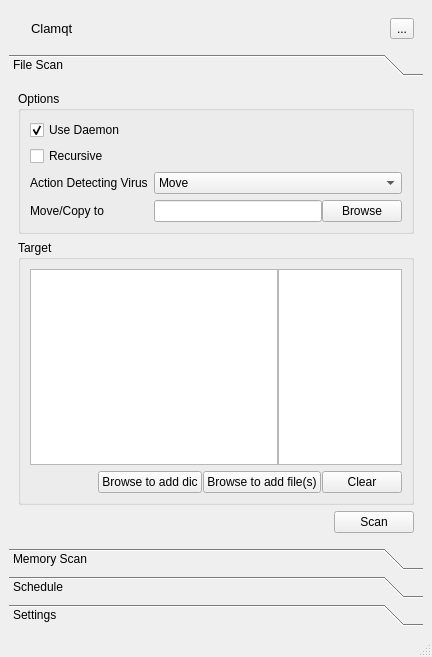
Mzzj114/clamqt, file mainwindow.ui: the form before one commit.
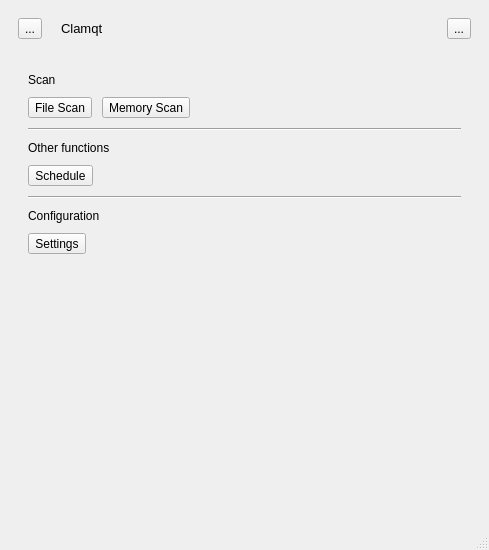
The form after the commit. Icons and pictures are not drawn. Custom widgets are drawn as their Qt base class.

What changed in the file:
```diff
--- a/mainwindow.ui
+++ b/mainwindow.ui
@@ -6,8 +6,8 @@
    <rect>
     <x>0</x>
     <y>0</y>
-    <width>432</width>
-    <height>657</height>
+    <width>489</width>
+    <height>550</height>
    </rect>
   </property>
   <property name="windowTitle">
@@ -22,6 +22,17 @@
     <item>
      <widget class="Header" name="headerWidget" native="true">
       <layout class="QHBoxLayout" name="horizontalLayout_5">
+       <item>
+        <widget class="QToolButton" name="back_btn">
+         <property name="text">
+          <string>...</string>
+         </property>
+         <property name="icon">
+          <iconset resource="resource.qrc">
+           <normaloff>:/resource/img/back.png</normaloff>:/resource/img/back.png</iconset>
+         </property>
+        </widget>
+       </item>
        <item>
         <widget class="QLabel" name="logo_label">
          <property name="sizePolicy">
@@ -91,25 +102,209 @@
      </widget>
     </item>
     <item>
-     <widget class="QToolBox" name="toolBox">
+     <widget class="QStackedWidget" name="stackedWidget">
       <property name="currentIndex">
        <number>0</number>
       </property>
-      <widget class="QWidget" name="fscan_page">
-       <property name="geometry">
-        <rect>
-         <x>0</x>
-         <y>0</y>
-         <width>414</width>
-         <height>427</height>
-        </rect>
-       </property>
-       <attribute name="icon">
-        <iconset theme="folder"/>
-       </attribute>
-       <attribute name="label">
-        <string>File Scan</string>
-       </attribute>
+      <widget class="QWidget" name="page_main">
+       <layout class="QVBoxLayout" name="verticalLayout_13">
+        <property name="spacing">
+         <number>10</number>
+        </property>
+        <property name="leftMargin">
+         <number>19</number>
+        </property>
+        <property name="topMargin">
+         <number>19</number>
+        </property>
+        <property name="rightMargin">
+         <number>19</number>
+        </property>
+        <property name="bottomMargin">
+         <number>19</number>
+        </property>
+        <item>
+         <widget class="QLabel" name="label_4">
+          <property name="text">
+           <string>Scan</string>
+          </property>
+         </widget>
+        </item>
+        <item>
+         <layout class="QHBoxLayout" name="horizontalLayout_11" stretch="0,0,0">
+          <item>
+           <widget class="QToolButton" name="link_btn_fscan">
+            <property name="text">
+             <string>File Scan</string>
+            </property>
+            <property name="icon">
+             <iconset resource="resource.qrc">
+              <normaloff>:/resource/img/filescan.png</normaloff>:/resource/img/filescan.png</iconset>
+            </property>
+            <property name="iconSize">
+             <size>
+              <width>32</width>
+              <height>32</height>
+             </size>
+            </property>
+            <property name="toolButtonStyle">
+             <enum>Qt::ToolButtonTextUnderIcon</enum>
+            </property>
+           </widget>
+          </item>
+          <item>
+           <widget class="QToolButton" name="link_btn_mscan">
+            <property name="text">
+             <string>Memory Scan</string>
+            </property>
+            <property name="icon">
+             <iconset resource="resource.qrc">
+              <normaloff>:/resource/img/memoryscan.png</normaloff>:/resource/img/memoryscan.png</iconset>
+            </property>
+            <property name="iconSize">
+             <size>
+              <width>32</width>
+              <height>32</height>
+             </size>
+            </property>
+            <property name="toolButtonStyle">
+             <enum>Qt::ToolButtonTextUnderIcon</enum>
+            </property>
+           </widget>
+          </item>
+          <item>
+           <spacer name="horizontalSpacer_9">
+            <property name="orientation">
+             <enum>Qt::Horizontal</enum>
+            </property>
+            <property name="sizeHint" stdset="0">
+             <size>
+              <width>40</width>
+              <height>20</height>
+             </size>
+            </property>
+           </spacer>
+          </item>
+         </layout>
+        </item>
+        <item>
+         <widget class="Line" name="line_3">
+          <property name="orientation">
+           <enum>Qt::Horizontal</enum>
+          </property>
+         </widget>
+        </item>
+        <item>
+         <widget class="QLabel" name="label_5">
+          <property name="text">
+           <string>Other functions</string>
+          </property>
+         </widget>
+        </item>
+        <item>
+         <layout class="QHBoxLayout" name="horizontalLayout_16">
+          <item>
+           <widget class="QToolButton" name="link_btn_sche">
+            <property name="text">
+             <string>Schedule</string>
+            </property>
+            <property name="icon">
+             <iconset resource="resource.qrc">
+              <normaloff>:/resource/img/schedule.png</normaloff>:/resource/img/schedule.png</iconset>
+            </property>
+            <property name="iconSize">
+             <size>
+              <width>32</width>
+              <height>32</height>
+             </size>
+            </property>
+            <property name="toolButtonStyle">
+             <enum>Qt::ToolButtonTextUnderIcon</enum>
+            </property>
+           </widget>
+          </item>
+          <item>
+           <spacer name="horizontalSpacer_10">
+            <property name="orientation">
+             <enum>Qt::Horizontal</enum>
+            </property>
+            <property name="sizeHint" stdset="0">
+             <size>
+              <width>40</width>
+              <height>20</height>
+             </size>
+            </property>
+           </spacer>
+          </item>
+         </layout>
+        </item>
+        <item>
+         <widget class="Line" name="line_4">
+          <property name="orientation">
+           <enum>Qt::Horizontal</enum>
+          </property>
+         </widget>
+        </item>
+        <item>
+         <widget class="QLabel" name="label_6">
+          <property name="text">
+           <string>Configuration</string>
+          </property>
+         </widget>
+        </item>
+        <item>
+         <layout class="QHBoxLayout" name="horizontalLayout_17">
+          <item>
+           <widget class="QToolButton" name="link_btn_config">
+            <property name="text">
+             <string>Settings</string>
+            </property>
+            <property name="icon">
+             <iconset resource="resource.qrc">
+              <normaloff>:/resource/img/settings.png</normaloff>:/resource/img/settings.png</iconset>
+            </property>
+            <property name="iconSize">
+             <size>
+              <width>32</width>
+              <height>32</height>
+             </size>
+            </property>
+            <property name="toolButtonStyle">
+             <enum>Qt::ToolButtonTextUnderIcon</enum>
+            </property>
+           </widget>
+          </item>
+          <item>
+           <spacer name="horizontalSpacer_11">
+            <property name="orientation">
+             <enum>Qt::Horizontal</enum>
+            </property>
+            <property name="sizeHint" stdset="0">
+             <size>
+              <width>40</width>
+              <height>20</height>
+             </size>
+            </property>
+           </spacer>
+          </item>
+         </layout>
+        </item>
+        <item>
+         <spacer name="verticalSpacer">
+          <property name="orientation">
+           <enum>Qt::Vertical</enum>
+          </property>
+          <property name="sizeHint" stdset="0">
+           <size>
+            <width>20</width>
+            <height>40</height>
+           </size>
+          </property>
+         </spacer>
+        </item>
+       </layout>
+      </widget>
+      <widget class="QWidget" name="page_f_scan">
        <layout class="QVBoxLayout" name="verticalLayout_4">
         <item>
          <widget class="QGroupBox" name="f_opti_groupB">
@@ -123,7 +318,7 @@
               <string>Use Daemon</string>
              </property>
              <property name="checked">
-              <bool>true</bool>
+              <bool>false</bool>
              </property>
              <property name="tristate">
               <bool>false</bool>
@@ -307,6 +502,12 @@
           </item>
           <item>
            <widget class="QPushButton" name="f_scan_btn">
+            <property name="minimumSize">
+             <size>
+              <width>90</width>
+              <height>30</height>
+             </size>
+            </property>
             <property name="text">
              <string>Scan</string>
             </property>
@@ -316,21 +517,7 @@
         </item>
        </layout>
       </widget>
-      <widget class="QWidget" name="mscan_page">
-       <property name="geometry">
-        <rect>
-         <x>0</x>
-         <y>0</y>
-         <width>414</width>
-         <height>427</height>
-        </rect>
-       </property>
-       <attribute name="icon">
-        <iconset theme="applications-engineering"/>
-       </attribute>
-       <attribute name="label">
-        <string>Memory Scan</string>
-       </attribute>
+      <widget class="QWidget" name="page_m_scan">
        <layout class="QVBoxLayout" name="verticalLayout_6">
         <item>
          <widget class="QGroupBox" name="groupBox_4">
@@ -451,37 +638,8 @@
         </item>
        </layout>
       </widget>
-      <widget class="QWidget" name="sche_page">
-       <property name="geometry">
-        <rect>
-         <x>0</x>
-         <y>0</y>
-         <width>414</width>
-         <height>427</height>
-        </rect>
-       </property>
-       <attribute name="icon">
-        <iconset theme="x-office-calendar"/>
-       </attribute>
-       <attribute name="label">
-        <string>Schedule</string>
-       </attribute>
-      </widget>
-      <widget class="QWidget" name="setting_page">
-       <property name="geometry">
-        <rect>
-         <x>0</x>
-         <y>0</y>
-         <width>414</width>
-         <height>427</height>
-        </rect>
-       </property>
-       <attribute name="icon">
-        <iconset theme="document-properties"/>
-       </attribute>
-       <attribute name="label">
-        <string>Settings</string>
-       </attribute>
+      <widget class="QWidget" name="page_schedule"/>
+      <widget class="QWidget" name="page_settings">
        <layout class="QVBoxLayout" name="verticalLayout">
         <item>
          <widget class="QTabWidget" name="tabWidget">
```
Left out of the diff: 332 changed lines with no effect on the pictures.
